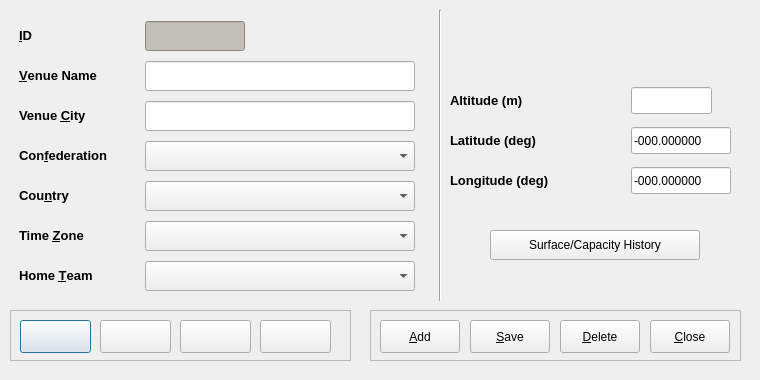
soccermetrics/marcotti-desktop, file code/pyqt/gui/venue_entry.ui: the form before one commit.
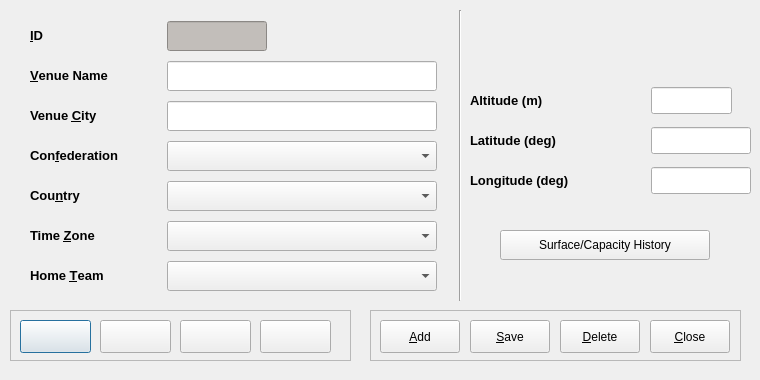
The form after the commit. Icons and pictures are not drawn.

Commit message: Corrections to Venue UI layout.  Removed input masks from lat/long fields

```diff
--- a/code/pyqt/gui/venue_entry.ui
+++ b/code/pyqt/gui/venue_entry.ui
@@ -148,7 +148,7 @@
   <widget class="Line" name="line">
    <property name="geometry">
     <rect>
-     <x>430</x>
+     <x>450</x>
      <y>10</y>
      <width>20</width>
      <height>291</height>
@@ -161,7 +161,7 @@
   <widget class="QWidget" name="layoutWidget">
    <property name="geometry">
     <rect>
-     <x>450</x>
+     <x>470</x>
      <y>80</y>
      <width>281</width>
      <height>121</height>
@@ -191,6 +191,9 @@
       <property name="maxLength">
        <number>5</number>
       </property>
+      <property name="alignment">
+       <set>Qt::AlignRight|Qt::AlignTrailing|Qt::AlignVCenter</set>
+      </property>
      </widget>
     </item>
     <item row="1" column="0">
@@ -225,14 +228,17 @@
        <string>Geographic latitude of venue (decimal degrees)</string>
       </property>
       <property name="inputMask">
-       <string>#000.000000; </string>
+       <string/>
       </property>
       <property name="text">
-       <string>-000.000000</string>
+       <string/>
       </property>
       <property name="maxLength">
        <number>11</number>
       </property>
+      <property name="alignment">
+       <set>Qt::AlignRight|Qt::AlignTrailing|Qt::AlignVCenter</set>
+      </property>
      </widget>
     </item>
     <item row="2" column="0">
@@ -267,10 +273,10 @@
        <string>Geographic longitude of venue (decimal degrees)</string>
       </property>
       <property name="inputMask">
-       <string>#000.000000; </string>
+       <string/>
       </property>
       <property name="text">
-       <string>-000.000000</string>
+       <string/>
       </property>
       <property name="maxLength">
        <number>11</number>
@@ -446,7 +452,7 @@
   <widget class="QPushButton" name="venueHistoryButton">
    <property name="geometry">
     <rect>
-     <x>490</x>
+     <x>500</x>
      <y>230</y>
      <width>210</width>
      <height>30</height>
@@ -471,12 +477,12 @@
     <string>Surface/Capacity History</string>
    </property>
   </widget>
-  <widget class="QWidget" name="">
+  <widget class="QWidget" name="layoutWidget">
    <property name="geometry">
     <rect>
      <x>19</x>
      <y>17</y>
-     <width>398</width>
+     <width>431</width>
      <height>281</height>
     </rect>
    </property>
```
The commit also changes 1 other file.
